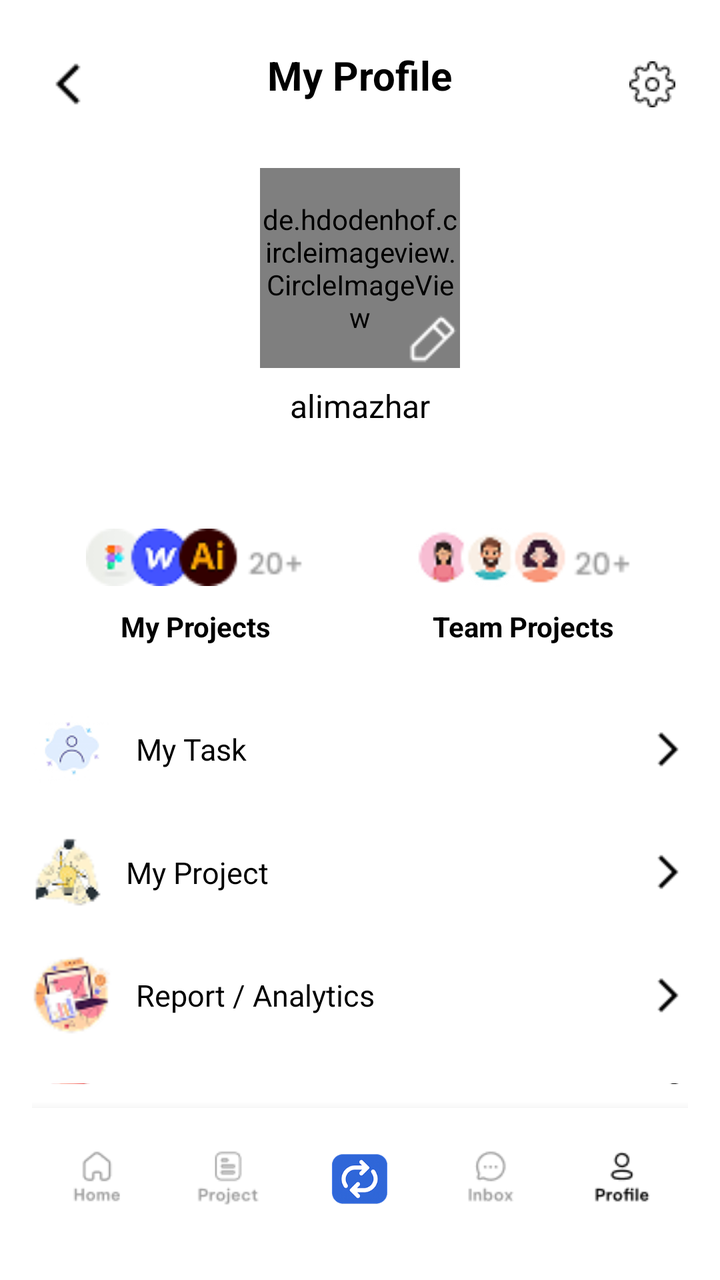
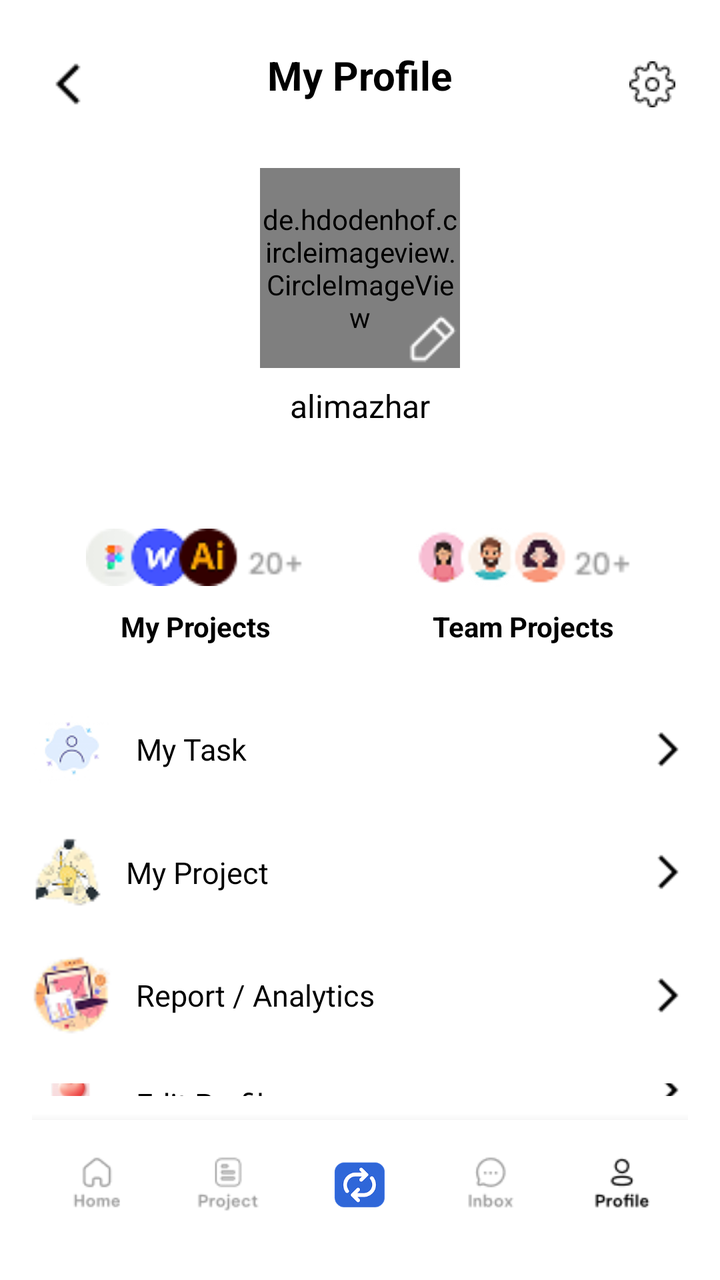

Before-and-after screenshots of an Android layout around one commit, followed by the original layout XML and the change that was made.
<!-- AndroidManifest.xml: application theme Theme.Teamflow -->
<!-- res/layout/activity_profile_screen.xml -->
<?xml version="1.0" encoding="utf-8"?>
<LinearLayout xmlns:android="http://schemas.android.com/apk/res/android"
    xmlns:app="http://schemas.android.com/apk/res-auto"
    android:id="@+id/profile_root"
    android:layout_width="match_parent"
    android:layout_height="match_parent"
    android:orientation="vertical"
    android:background="@color/white"
    android:padding="16dp">

    
    <RelativeLayout
        android:id="@+id/topBar"
        android:layout_width="match_parent"
        android:layout_height="wrap_content"
        android:paddingVertical="8dp">

        <ImageButton
            android:id="@+id/btnBack"
            android:layout_width="36dp"
            android:layout_height="36dp"
            android:background="@null"
            android:src="@drawable/back_arrow_head"
            android:contentDescription="Back" />

        <TextView
            android:id="@+id/tvProfileTitle"
            android:layout_width="wrap_content"
            android:layout_height="wrap_content"
            android:layout_centerHorizontal="true"
            android:text="My Profile"
            android:textColor="@color/black"
            android:textStyle="bold"
            android:textSize="20sp" />

        <ImageButton
            android:id="@+id/btnSettings"
            android:layout_width="36dp"
            android:layout_height="36dp"
            android:layout_alignParentEnd="true"
            android:background="@null"
            android:src="@drawable/ic_settings"
            android:contentDescription="Settings" />
    </RelativeLayout>

    
    <LinearLayout
        android:id="@+id/profileInfoSection"
        android:layout_width="match_parent"
        android:layout_height="wrap_content"
        android:gravity="center"
        android:orientation="vertical"
        android:layout_marginTop="16dp">

        <RelativeLayout
            android:layout_width="100dp"
            android:layout_height="100dp">

            <de.hdodenhof.circleimageview.CircleImageView
                android:id="@+id/imgProfile"
                android:layout_width="150dp"
                android:layout_height="150dp"
                android:src="@drawable/ic_avatar"
                android:scaleType="centerCrop"
                app:civ_border_width="1dp"
                app:civ_border_color="#FF000000"
                 />

            <ImageButton
                android:id="@+id/btnEditProfilePic"
                android:layout_width="28dp"
                android:layout_height="28dp"
                android:layout_alignParentBottom="true"
                android:layout_alignParentEnd="true"
                android:background="@drawable/edit_pen"
                android:contentDescription="Edit Profile Picture" />
        </RelativeLayout>

        <TextView
            android:id="@+id/tvUsername"
            android:layout_width="wrap_content"
            android:layout_height="wrap_content"
            android:text="alimazhar"
            android:textSize="16sp"
            android:textColor="@color/black"
            android:layout_marginTop="8dp" />
    </LinearLayout>

    
    <LinearLayout
        android:id="@+id/projectsSection"
        android:layout_width="match_parent"
        android:layout_height="wrap_content"
        android:orientation="horizontal"
        android:gravity="center"
        android:layout_marginTop="40dp">

        
        <LinearLayout
            android:id="@+id/layoutMyProjects"
            android:layout_width="0dp"
            android:layout_weight="1"
            android:layout_height="wrap_content"
            android:orientation="vertical"
            android:gravity="center">

            <ImageView
                android:layout_width="110dp"
                android:layout_height="50dp"
                android:src="@drawable/ic_myprojects" />

            <TextView
                android:layout_width="wrap_content"
                android:layout_height="wrap_content"
                android:text="My Projects"
                android:textStyle="bold"
                android:textColor="@color/black"
                android:textSize="14sp" />

       
        </LinearLayout>

        
        <LinearLayout
            android:id="@+id/layoutTeamProjects"
            android:layout_width="0dp"
            android:layout_weight="1"
            android:layout_height="wrap_content"
            android:orientation="vertical"
            android:gravity="center">

            <ImageView
                android:layout_width="110dp"
                android:layout_height="50dp"
                android:src="@drawable/ic_teamprojects" />

            <TextView
                android:layout_width="wrap_content"
                android:layout_height="wrap_content"
                android:text="Team Projects"
                android:textStyle="bold"
                android:textColor="@color/black"
                android:textSize="14sp" />

  
        </LinearLayout>
    </LinearLayout>

    
    <LinearLayout
        android:id="@+id/optionsMenu"
        android:layout_width="match_parent"
        android:layout_height="0dp"
        android:layout_weight="1"
        android:orientation="vertical"
        android:layout_marginTop="20dp">

        
        <LinearLayout
            android:id="@+id/btnMyTask"
            android:layout_width="match_parent"
            android:layout_height="wrap_content"
            android:orientation="horizontal"
            android:paddingVertical="12dp"
            android:gravity="center_vertical">

            <ImageView
                android:layout_width="40dp"
                android:layout_height="40dp"
                android:src="@drawable/ic_mytask_logout" />

            <TextView
                android:layout_width="0dp"
                android:layout_height="wrap_content"
                android:layout_weight="1"
                android:text="My Task"
                android:textColor="@color/black"
                android:textSize="15sp"
                android:layout_marginStart="12dp" />

            <ImageView
                android:layout_width="20dp"
                android:layout_height="20dp"
                android:rotation="180"
                android:src="@drawable/back_arrow_head" />
        </LinearLayout>

        
        <LinearLayout
            android:id="@+id/btnMyProject"
            android:layout_width="match_parent"
            android:layout_height="wrap_content"
            android:orientation="horizontal"
            android:paddingVertical="12dp"
            android:gravity="center_vertical">

            <ImageView
                android:layout_width="35dp"
                android:layout_height="35dp"
                android:src="@drawable/ic_myproject" />

            <TextView
                android:layout_width="0dp"
                android:layout_height="wrap_content"
                android:layout_weight="1"
                android:text="My Project"
                android:textColor="@color/black"
                android:textSize="15sp"
                android:layout_marginStart="12dp" />

            <ImageView
                android:layout_width="20dp"
                android:layout_height="20dp"
                android:rotation="180"
                android:src="@drawable/back_arrow_head" />
        </LinearLayout>

        
        <LinearLayout
            android:id="@+id/btnReportAnalytics"
            android:layout_width="match_parent"
            android:layout_height="wrap_content"
            android:orientation="horizontal"
            android:paddingVertical="12dp"
            android:gravity="center_vertical">

            <ImageView
                android:layout_width="40dp"
                android:layout_height="40dp"
                android:src="@drawable/ic_report" />

            <TextView
                android:layout_width="0dp"
                android:layout_height="wrap_content"
                android:layout_weight="1"
                android:text="Report / Analytics"
                android:textColor="@color/black"
                android:textSize="15sp"
                android:layout_marginStart="12dp" />

            <ImageView
                android:layout_width="20dp"
                android:layout_height="20dp"
                android:rotation="180"
                android:src="@drawable/back_arrow_head" />
        </LinearLayout>

        
        <LinearLayout
            android:id="@+id/btnEditProfile"
            android:layout_width="match_parent"
            android:layout_height="wrap_content"
            android:orientation="horizontal"
            android:paddingVertical="12dp"
            android:gravity="center_vertical">

            <ImageView
                android:layout_width="40dp"
                android:layout_height="40dp"
                android:src="@drawable/ic_favorites" />

            <TextView
                android:layout_width="0dp"
                android:layout_height="wrap_content"
                android:layout_weight="1"
                android:text="Edit Profile"
                android:textColor="@color/black"
                android:textSize="15sp"
                android:layout_marginStart="12dp" />

            <ImageView
                android:layout_width="20dp"
                android:layout_height="20dp"
                android:rotation="180"
                android:src="@drawable/back_arrow_head" />
        </LinearLayout>

        
        <LinearLayout
            android:id="@+id/btnLogout"
            android:layout_width="match_parent"
            android:layout_height="wrap_content"
            android:orientation="horizontal"
            android:paddingVertical="12dp"
            android:gravity="center_vertical">

            <ImageView
                android:layout_width="40dp"
                android:layout_height="40dp"
                android:src="@drawable/ic_mytask_logout" />

            <TextView
                android:layout_width="0dp"
                android:layout_height="wrap_content"
                android:layout_weight="1"
                android:text="Log out"
                android:textColor="@color/black"
                android:textSize="15sp"
                android:layout_marginStart="12dp" />

            <ImageView
                android:layout_width="20dp"
                android:layout_height="20dp"
                android:rotation="180"
                android:src="@drawable/back_arrow_head" />
        </LinearLayout>
    </LinearLayout>

    
    <LinearLayout
        android:id="@+id/bottomNav"
        android:layout_alignParentBottom="true"
        android:layout_width="match_parent"
        android:layout_height="70dp"
        android:orientation="horizontal"
        android:background="@color/white"
        android:weightSum="5"
        android:elevation="8dp"
        android:paddingVertical="8dp">

        
        <LinearLayout
            android:id="@+id/navHome"
            android:layout_width="0dp"
            android:layout_height="match_parent"
            android:layout_weight="1"
            android:gravity="center"
            android:orientation="vertical">
            <ImageView
                android:layout_width="match_parent"
                android:layout_height="match_parent"
                android:layout_margin="10dp"
                android:src="@drawable/home_unselect" />
        </LinearLayout>

        
        <LinearLayout
            android:id="@+id/navProjects"
            android:layout_width="0dp"
            android:layout_height="match_parent"
            android:layout_weight="1"
            android:gravity="center"
            android:orientation="vertical">
            <ImageView
                android:layout_width="match_parent"
                android:layout_height="match_parent"
                android:layout_margin="10dp"
                android:src="@drawable/project_unselect" />
        </LinearLayout>

        
        <LinearLayout
            android:id="@+id/navCalendar"
            android:layout_width="0dp"
            android:layout_height="match_parent"
            android:layout_weight="1"
            android:gravity="center"
            android:orientation="vertical">
            <ImageView
                android:layout_width="match_parent"
                android:layout_height="match_parent"
                android:layout_margin="10dp"
                android:src="@drawable/logo_main" />
        </LinearLayout>

        
        <LinearLayout
            android:id="@+id/navInbox"
            android:layout_width="0dp"
            android:layout_height="match_parent"
            android:layout_weight="1"
            android:gravity="center"
            android:orientation="vertical">
            <ImageView
                android:layout_width="match_parent"
                android:layout_height="match_parent"
                android:layout_margin="10dp"
                android:src="@drawable/inbox_unselect" />
        </LinearLayout>

        
        <LinearLayout
            android:id="@+id/navProfile"
            android:layout_width="0dp"
            android:layout_height="match_parent"
            android:layout_weight="1"
            android:gravity="center"
            android:orientation="vertical">
            <ImageView
                android:layout_width="match_parent"
                android:layout_height="match_parent"
                android:layout_margin="10dp"
                android:tint="@color/black"
                android:src="@drawable/profile_unselect" />
        </LinearLayout>
    </LinearLayout>
</LinearLayout>
<!-- resources referenced by this layout -->
<resources>
  <color name="black">#FF000000</color>
  <color name="white">#FFFFFFFF</color>
  <!-- drawable back_arrow_head: png bitmap (drawable, 210 bytes) -->
  <!-- drawable edit_pen: png bitmap (drawable, 311 bytes) -->
  <!-- drawable home_unselect: png bitmap (drawable, 898 bytes) -->
  <!-- drawable ic_avatar: png bitmap (drawable, 9396 bytes) -->
  <!-- drawable ic_favorites: png bitmap (drawable, 2783 bytes) -->
  <!-- drawable ic_myproject: png bitmap (drawable, 2524 bytes) -->
  <!-- drawable ic_myprojects: png bitmap (drawable, 3120 bytes) -->
  <!-- drawable ic_mytask_logout: png bitmap (drawable, 2630 bytes) -->
  <!-- drawable ic_report: png bitmap (drawable, 3571 bytes) -->
  <!-- drawable ic_settings: png bitmap (drawable, 476 bytes) -->
  <!-- drawable ic_teamprojects: png bitmap (drawable, 3392 bytes) -->
  <!-- drawable inbox_unselect: png bitmap (drawable, 952 bytes) -->
  <!-- drawable logo_main: png bitmap (drawable, 15760 bytes) -->
  <!-- drawable profile_unselect: png bitmap (drawable, 1003 bytes) -->
  <!-- drawable project_unselect: png bitmap (drawable, 1091 bytes) -->
  <style name="Theme.Teamflow" parent="Base.Theme.Teamflow" />
  <style name="Base.Theme.Teamflow" parent="Theme.Material3.DayNight.NoActionBar">
          
         <item name="colorPrimary">#2F6CE5</item>
      </style>
</resources>

<!-- the commit's change to res/layout/activity_profile_screen.xml (unified diff, before → after) -->
@@ -311,7 +311,7 @@
         android:id="@+id/bottomNav"
         android:layout_alignParentBottom="true"
         android:layout_width="match_parent"
-        android:layout_height="70dp"
+        android:layout_height="64dp"
         android:orientation="horizontal"
         android:background="@color/white"
         android:weightSum="5"
@@ -330,7 +330,8 @@
                 android:layout_width="match_parent"
                 android:layout_height="match_parent"
                 android:layout_margin="10dp"
-                android:src="@drawable/home_unselect" />
+                android:src="@drawable/home_unselect"
+                android:scaleType="fitCenter" />
         </LinearLayout>
 
         
@@ -345,7 +346,8 @@
                 android:layout_width="match_parent"
                 android:layout_height="match_parent"
                 android:layout_margin="10dp"
-                android:src="@drawable/project_unselect" />
+                android:src="@drawable/project_unselect"
+                android:scaleType="fitCenter" />
         </LinearLayout>
 
         
@@ -360,7 +362,8 @@
                 android:layout_width="match_parent"
                 android:layout_height="match_parent"
                 android:layout_margin="10dp"
-                android:src="@drawable/logo_main" />
+                android:src="@drawable/logo_main"
+                android:scaleType="fitCenter" />
         </LinearLayout>
 
         
@@ -375,7 +378,8 @@
                 android:layout_width="match_parent"
                 android:layout_height="match_parent"
                 android:layout_margin="10dp"
-                android:src="@drawable/inbox_unselect" />
+                android:src="@drawable/inbox_unselect"
+                android:scaleType="fitCenter" />
         </LinearLayout>
 
         
@@ -391,7 +395,8 @@
                 android:layout_height="match_parent"
                 android:layout_margin="10dp"
                 android:tint="@color/black"
-                android:src="@drawable/profile_unselect" />
+                android:src="@drawable/profile_unselect"
+                android:scaleType="fitCenter" />
         </LinearLayout>
     </LinearLayout>
 </LinearLayout>
